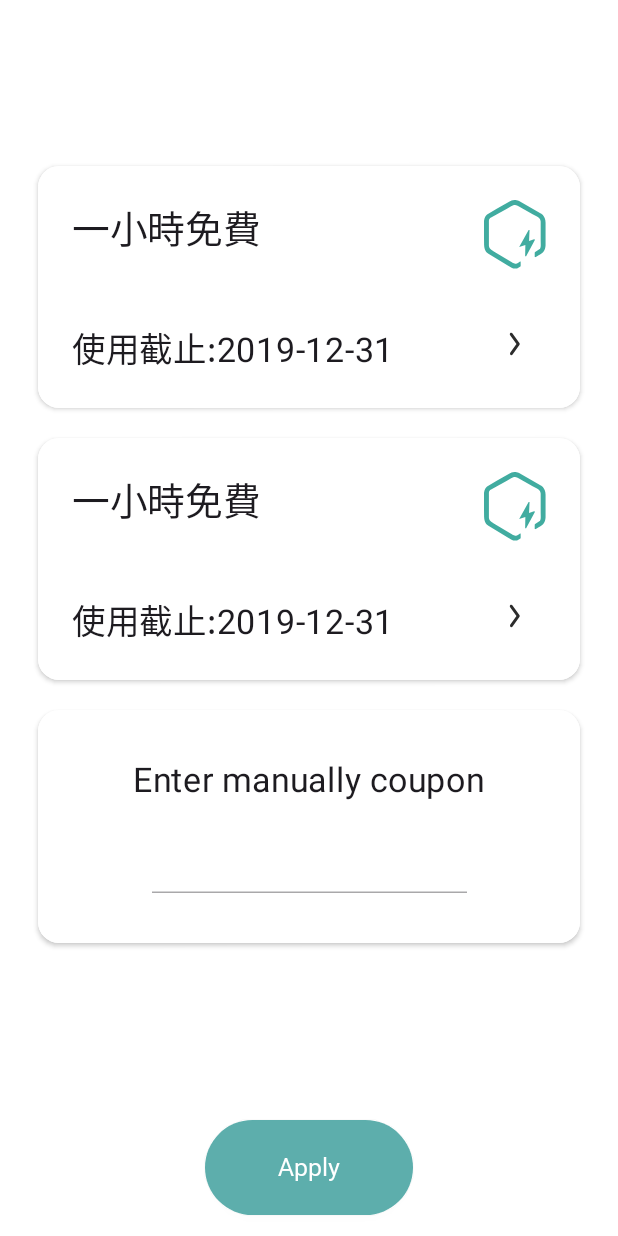
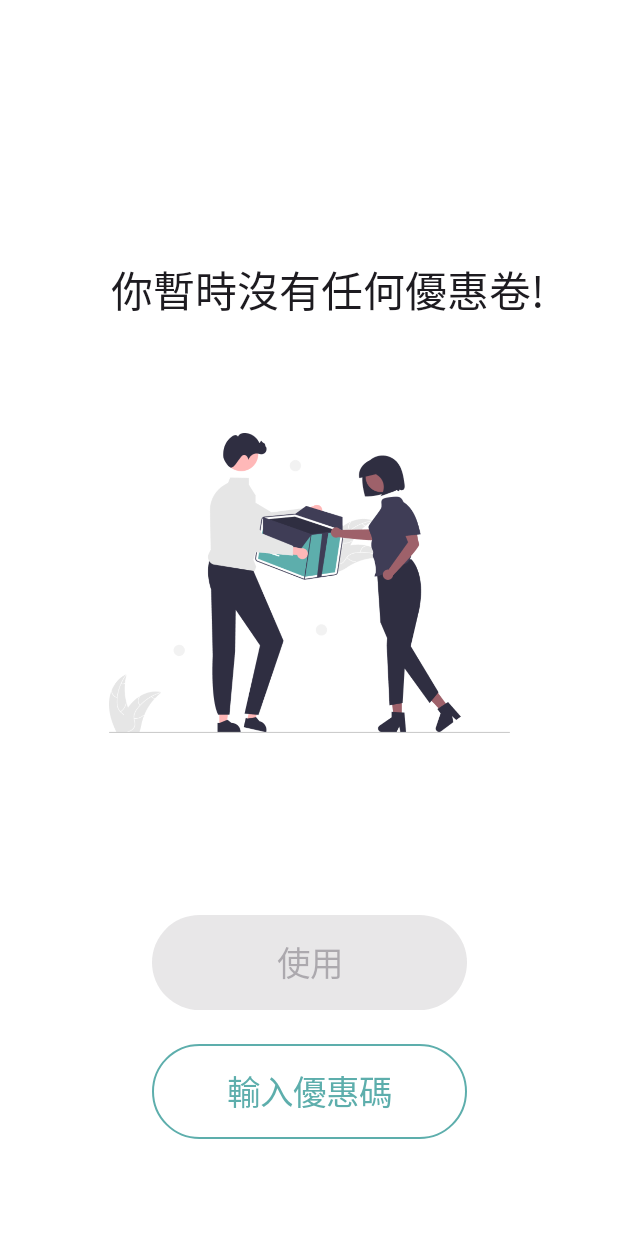
Before and after one commit to LiteInc/StationDemo, an Android app built with Jetpack Compose: the composable ChooseWhichCouponsScreen shown on its own in the app's theme, on a phone screen of 412 x 824 dp. Run offline under Robolectric (Android 15) with nearby library versions, the phone set to English and light mode, and no system bars; our stand-ins replace Dagger/Hilt's generated code; Roboto replaces fonts that are not available here.

Commit message:
v2.6 - new coupons flow - fixed some translations

```diff
--- a/app/src/main/java/com/inc/lite/stationdemo/ui/navigation/AuthNavGraph.kt
+++ b/app/src/main/java/com/inc/lite/stationdemo/ui/navigation/AuthNavGraph.kt
@@ -32,9 +32,9 @@ fun AuthNavGraph(
             LoginScreen(navHostController = navHostController)
         }
         composable(Screen.Registration.route){
-//            CouponsScreen(navHostController = navHostController, viewModel = rentViewModel)
+            CouponsScreen(navHostController = navHostController, viewModel = rentViewModel)
 //            StartRentScreen(navHostController = navHostController, viewModel = rentViewModel)
-            RegistrationScreen(navHostController = navHostController)
+//            RegistrationScreen(navHostController = navHostController)
         }
 //        composable(Screen.ProfilePage.route){
 //            ProfileScreen(navHostController = navHostController)
--- a/app/src/main/java/com/inc/lite/stationdemo/ui/navigation/Screen.kt
+++ b/app/src/main/java/com/inc/lite/stationdemo/ui/navigation/Screen.kt
@@ -29,7 +29,7 @@ sealed class Screen(val route: String){
 
     object AskCoupons: Screen("ask_coupons")
     object Coupons: Screen("coupons")
-    object DoYouHaveCoupons: Screen("do_you_have_coupons")
+    object EnterManuallyCoupons: Screen("enter_manually_coupons")
     object ChoseWitchCoupons: Screen("chose_witch_coupons")
 
 
--- a/app/src/main/java/com/inc/lite/stationdemo/ui/screens/rentingSystem/rent/CouponsScreen.kt
+++ b/app/src/main/java/com/inc/lite/stationdemo/ui/screens/rentingSystem/rent/CouponsScreen.kt
@@ -36,9 +36,9 @@ fun CouponsScreen(
             Column {
                 StatusBar(uiState = viewModel.statusBarUiState.value)
                 TopBar(
-                    title = stringResource(id = R.string.log_in),
+                    title = stringResource(id = viewModel.topTitle.value),
                     onBackArrowClick = {
-                        viewModel.logOut(context)
+                        viewModel.navigateBack()
                     },
                     onReturnHomeClick = {
                         viewModel.logOut(context)
--- a/app/src/main/java/com/inc/lite/stationdemo/ui/screens/rentingSystem/rent/coupons/ChooseWhichCouponScreen.kt
+++ b/app/src/main/java/com/inc/lite/stationdemo/ui/screens/rentingSystem/rent/coupons/ChooseWhichCouponScreen.kt
@@ -1,5 +1,7 @@
 package com.inc.lite.stationdemo.ui.screens.rentingSystem.rent.coupons
 
+import androidx.compose.foundation.BorderStroke
+import androidx.compose.foundation.Image
 import androidx.compose.foundation.layout.Arrangement
 import androidx.compose.foundation.layout.Column
 import androidx.compose.foundation.layout.PaddingValues
@@ -10,9 +12,9 @@ import androidx.compose.foundation.layout.height
 import androidx.compose.foundation.layout.padding
 import androidx.compose.foundation.layout.width
 import androidx.compose.foundation.lazy.LazyColumn
-import androidx.compose.foundation.lazy.items
 import androidx.compose.material3.Button
 import androidx.compose.material3.ButtonDefaults
+import androidx.compose.material3.OutlinedButton
 import androidx.compose.material3.Text
 import androidx.compose.runtime.Composable
 import androidx.compose.runtime.getValue
@@ -21,9 +23,11 @@ import androidx.compose.runtime.remember
 import androidx.compose.runtime.setValue
 import androidx.compose.ui.Alignment
 import androidx.compose.ui.Modifier
+import androidx.compose.ui.graphics.Color
 import androidx.compose.ui.platform.LocalConfiguration
+import androidx.compose.ui.res.painterResource
 import androidx.compose.ui.res.stringResource
-import androidx.compose.ui.tooling.preview.Preview
+import androidx.compose.ui.text.font.FontWeight
 import androidx.compose.ui.unit.dp
 import com.inc.lite.stationdemo.R
 import com.inc.lite.stationdemo.ui.components.CouponItem
@@ -39,10 +43,11 @@ import com.inc.lite.stationdemo.viewModels.RentViewModel
 fun ChooseWhichCouponsScreen(
     viewModel: RentViewModel,
     paddingValues: PaddingValues,
-    couponItemsList: List<CouponItemData> = listOf(
-        CouponItemData(),
-        CouponItemData(),
-    )
+    couponItemsList: List<CouponItemData> = emptyList()
+//        listOf(
+//            CouponItemData(),
+//            CouponItemData(),
+//        )
 ) {
 
     val configuration = LocalConfiguration.current
@@ -63,6 +68,36 @@ fun ChooseWhichCouponsScreen(
                 .weight(1f),
             verticalArrangement = Arrangement.Center
         ){
+
+
+            if(couponItemsList.isEmpty()){
+                item {
+                    Column(
+                        horizontalAlignment = Alignment.CenterHorizontally,
+                        modifier = Modifier
+                            .fillMaxWidth()
+                            .weight(1f)
+                    ) {
+                        Spacer(modifier = Modifier.height(size.dp(108)))
+                        Text(
+                            modifier = Modifier.padding(start = size.dp(35)),
+                            text = stringResource(id = R.string.you_do_not_have_any_coupons_yet),
+                            fontSize = size.sp(40),
+                            style = mainTextStyle
+                        )
+                        Spacer(modifier = Modifier.height(size.dp(108)))
+                        Image(
+                            modifier = Modifier
+                                .height(size.dp(286))
+                                .width(size.dp(382)),
+                            painter = painterResource(id = R.drawable.empty_coupons_list),
+                            contentDescription = ""
+                        )
+
+                    }
+
+                }
+            }else{
                 item {
                     CouponItem(
                         couponItemsList[0],
@@ -114,24 +149,72 @@ fun ChooseWhichCouponsScreen(
                     )
                 }
             }
-        Spacer(modifier = Modifier.height(size.dp(10)))
+        }
+        Spacer(modifier = Modifier.height(size.dp(35)))
+
+
+        Column(
+            Modifier
+                .width(size.dp(300))
+                .height(size.dp(213)),
+        ) {
             Button(
                 modifier = Modifier
-                .height(size.dp(90))
-                .width(size.dp(198)),
+                    .fillMaxWidth()
+                    .weight(1f),
                 onClick = {
-                viewModel.startRental()
+//                    viewModel.useCoupons()
                 },
+                enabled = false,
                 colors = ButtonDefaults.buttonColors(containerColor = MainColor),
                 elevation = ButtonDefaults.buttonElevation(defaultElevation = 2.dp)
             ) {
                 Text(
-                text = stringResource(id = R.string.apply),
-                fontSize = size.sp(24),
+                    text = stringResource(id = R.string.use),
+                    fontSize = size.sp(32),
                     style = mainTextStyle
                 )
             }
-        Spacer(modifier = Modifier.height(size.dp(20)))
+            Spacer(modifier = Modifier.height(size.dp(32)))
+            OutlinedButton(
+                modifier = Modifier
+                    .weight(1f)
+                    .fillMaxWidth(),
+                onClick = {
+                    viewModel.addManualCoupon()
+                },
+                colors = ButtonDefaults.buttonColors(
+                    contentColor = MainColor,
+                    containerColor = Color.Transparent
+                ),
+                border = BorderStroke(1.dp, MainColor)
+            ) {
+                Text(
+                    text = stringResource(id = R.string.enter_promo_code),
+                    fontSize = size.sp(32),
+                    fontWeight = FontWeight.Light,
+                    style = mainTextStyle
+                )
+            }
+
+        }
+//        Button(
+//            modifier = Modifier
+//                .height(size.dp(90))
+//                .width(size.dp(198)),
+//            onClick = {
+//                viewModel.startRental()
+//            },
+//            colors = ButtonDefaults.buttonColors(containerColor = MainColor),
+//            elevation = ButtonDefaults.buttonElevation(defaultElevation = 2.dp)
+//        ) {
+//            Text(
+//                text = stringResource(id = R.string.apply),
+//                fontSize = size.sp(24),
+//                style = mainTextStyle
+//            )
+//        }
+        Spacer(modifier = Modifier.height(size.dp(92)))
 
     }
 }
--- a/app/src/main/res/values/strings.xml
+++ b/app/src/main/res/values/strings.xml
@@ -16,11 +16,11 @@
     <string name="lite_wallet">錢包</string>
     <string name="logout">登出</string>
     <string name="bottom_info">就算他人正陶醉於螢幕世\n界，你只需掃描神秘的QR\n碼，即刻啟動借電之旅！</string>
-    <string name="do_you_want_to_use_coupon">Do you want to use coupon?</string>
+    <string name="do_you_want_to_use_coupon">你要使用優惠卷嗎?</string>
     <string name="yes_login">快速登入</string>
     <string name="no_register">首次註冊</string>
-    <string name="no_skip">No, skip</string>
-    <string name="yes_use">Yes, use</string>
+    <string name="no_skip">不使用</string>
+    <string name="use">使用</string>
     <string name="register">註冊</string>
     <string name="programs_title">程式</string>
     <string name="text_continue">Continue</string>
@@ -38,4 +38,8 @@
     <string name="logout_after_n_sec">結束 (%s 秒)</string>
     <string name="cancel">取消</string>
     <string name="search">搜尋</string>
+    <string name="voucher">優惠卷</string>
+    <string name="enter_promo_code">輸入優惠碼</string>
+    <string name="you_do_not_have_any_coupons_yet">你暫時沒有任何優惠卷!</string>
+    <string name="exchange">兌換</string>
 </resources>
```
Also changed, not shown: app/build.gradle (+14 -10 lines), app/src/main/java/com/inc/lite/stationdemo/ui/navigation/CouponsNavGraph.kt (+7 -1 lines), app/src/main/java/com/inc/lite/stationdemo/ui/screens/rentingSystem/rent/coupons/AskCoupons.kt (+4 -4 lines), app/src/main/java/com/inc/lite/stationdemo/ui/screens/rentingSystem/rent/coupons/EnterManuallyCoupons.kt (added, +139 -0 lines), app/src/main/java/com/inc/lite/stationdemo/viewModels/RentViewModel.kt (+24 -3 lines), app/src/main/res/drawable/empty_coupons_list.png (added), app/src/main/res/drawable/enter_coupons_back.png (added). Lines whose indentation alone changed are shown as unchanged.
